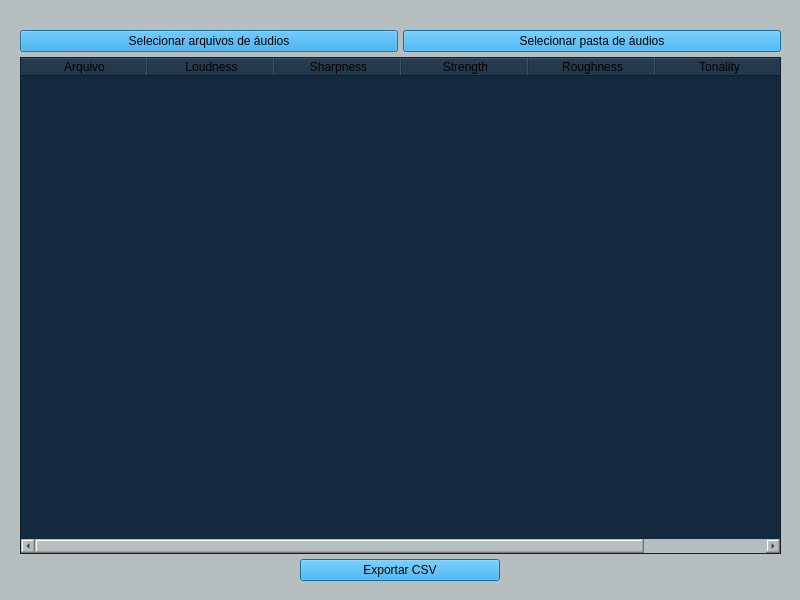
Above: interface.ui from taianabsfarias/programaAudio before the change. Below: the same form after it.
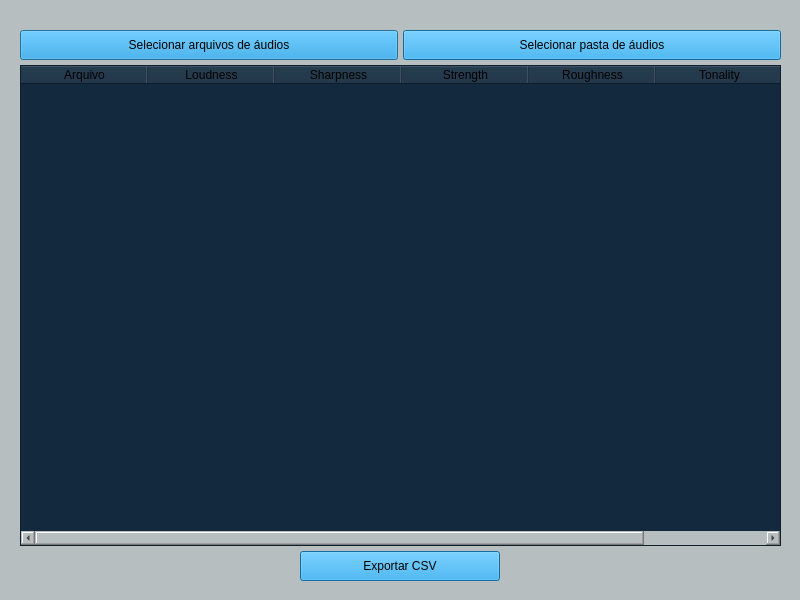
That is the form after the change.

Commit message: ajustes interface

Diff of the .ui file:
```diff
--- a/interface.ui
+++ b/interface.ui
@@ -60,7 +60,7 @@
         <property name="minimumSize">
          <size>
           <width>82</width>
-          <height>20</height>
+          <height>30</height>
          </size>
         </property>
         <property name="baseSize">
@@ -88,6 +88,12 @@
       </item>
       <item>
        <widget class="QPushButton" name="botao_pasta">
+        <property name="minimumSize">
+         <size>
+          <width>82</width>
+          <height>30</height>
+         </size>
+        </property>
         <property name="styleSheet">
          <string notr="true">background-color: rgb(27, 152, 224);
 border-color: rgb(19, 41, 61);
@@ -151,7 +157,7 @@
       <property name="minimumSize">
        <size>
         <width>200</width>
-        <height>20</height>
+        <height>30</height>
        </size>
       </property>
       <property name="maximumSize">
@@ -258,14 +264,10 @@
        <bool>false</bool>
       </property>
       <property name="styleSheet">
-       <string notr="true">QPushButton { background-color: rgb(27, 152, 224);
+       <string notr="true">background-color: rgb(27, 152, 224);
 border-color: rgb(19, 41, 61);
-font: 12px &quot;Segoe UI&quot;;
-}
-QPushButton:hover {
-	background-color: rgb(31, 177, 255);
-}
-</string>
+
+font: 600 12px &quot;Arial&quot;;</string>
       </property>
       <property name="text">
        <string>Exportar CSV</string>
```
Left out of the diff: 8 changed lines with no effect on the pictures. The commit also changes 3 other files.
